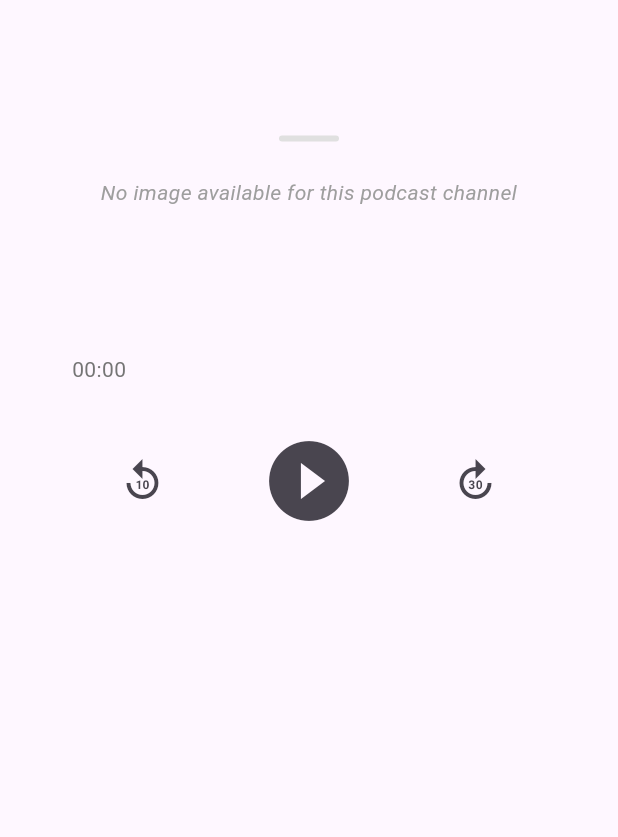
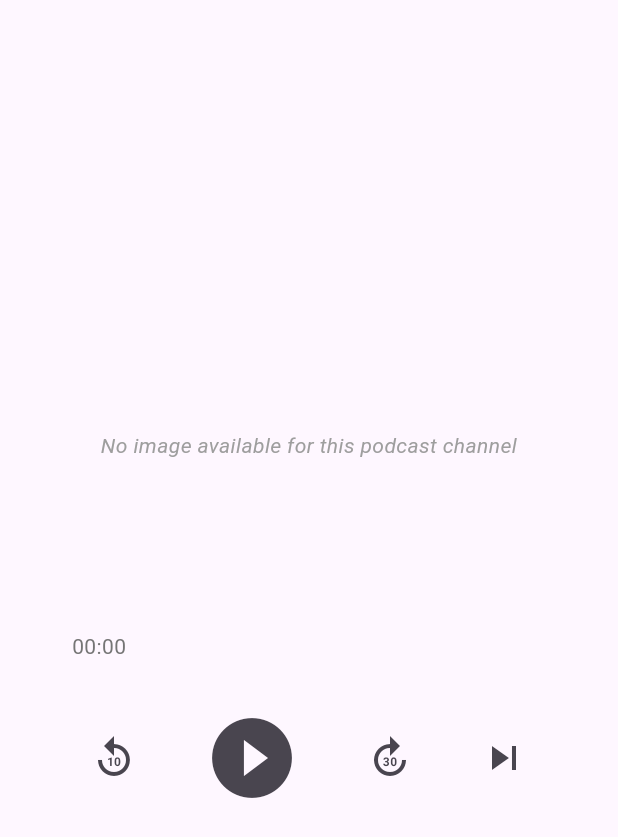
Before and after one commit to JamoliddinVahobov/podcastly, a Flutter app: the FullScreenPlayer screen opened directly with empty values, on a phone screen of 412 x 824 dp. Shown: the top 837 px of the screen. Run offline on Flutter 3.47's test engine with Material 3 defaults, Android fonts, the phone set to English and light mode, and no system bars; our stand-ins replace audioplayers, bloc, equatable, firebase_auth, firebase_core, flutter_bloc and 1 more; accounts and stored records are empty.

Commit message:
devekoped the vkics vette

```diff
--- a/lib/logic/audio_player_bloc/audio_player_event.dart
+++ b/lib/logic/audio_player_bloc/audio_player_event.dart
@@ -1,3 +1,4 @@
+// ignore_for_file: public_member_api_docs, sort_constructors_first
 part of 'audio_player_bloc.dart';
 
 abstract class AudioPlayerEvent extends Equatable {
@@ -19,9 +20,67 @@ class PlayEpisode extends AudioPlayerEvent {
   List<Object?> get props => [audioUrl, episode, podcast];
 }
 
-class PauseEpisode extends AudioPlayerEvent {}
+class SkipToNextEpisode extends AudioPlayerEvent {
+  final String audioUrl;
+  final Map<String, dynamic> episode;
+  final Map<String, dynamic> podcast;
 
-class ResumeEpisode extends AudioPlayerEvent {}
+  const SkipToNextEpisode({
+    required this.audioUrl,
+    required this.episode,
+    required this.podcast,
+  });
+  @override
+  List<Object?> get props => [
+        audioUrl,
+        episode,
+        podcast,
+      ];
+}
+
+class GoBackToPreviousEpisode extends AudioPlayerEvent {
+  final String audioUrl;
+  final Map<String, dynamic> episode;
+  final Map<String, dynamic> podcast;
+  final Map<String, dynamic> currentEpisode;
+  const GoBackToPreviousEpisode({
+    required this.audioUrl,
+    required this.episode,
+    required this.podcast,
+    required this.currentEpisode,
+  });
+  @override
+  List<Object?> get props => [
+        audioUrl,
+        episode,
+        podcast,
+        currentEpisode,
+      ];
+}
+
+class PauseEpisode extends AudioPlayerEvent {
+  final String audioUrl;
+  final Map<String, dynamic> episode;
+  final Map<String, dynamic> podcast;
+
+  const PauseEpisode(
+      {required this.audioUrl, required this.episode, required this.podcast});
+
+  @override
+  List<Object?> get props => [audioUrl, episode, podcast];
+}
+
+class ResumeEpisode extends AudioPlayerEvent {
+  final String audioUrl;
+  final Map<String, dynamic> episode;
+  final Map<String, dynamic> podcast;
+
+  const ResumeEpisode(
+      {required this.audioUrl, required this.episode, required this.podcast});
+
+  @override
+  List<Object?> get props => [audioUrl, episode, podcast];
+}
 
 class SeekEpisode extends AudioPlayerEvent {
   final Duration position;
--- a/lib/logic/audio_player_bloc/audio_player_state.dart
+++ b/lib/logic/audio_player_bloc/audio_player_state.dart
@@ -6,6 +6,7 @@ class AudioPlayerState extends Equatable {
   final Map<String, dynamic>? currentPodcast;
   final Duration currentPosition;
   final Duration? totalDuration;
+  final Map<String, dynamic>? nextEpisode;
 
   const AudioPlayerState({
     this.playerState = PlayerState.stopped,
@@ -13,6 +14,7 @@ class AudioPlayerState extends Equatable {
     this.currentPodcast,
     this.currentPosition = Duration.zero,
     this.totalDuration,
+    this.nextEpisode,
   });
 
   AudioPlayerState copyWith({
@@ -21,6 +23,8 @@ class AudioPlayerState extends Equatable {
     Map<String, dynamic>? currentPodcast,
     Duration? currentPosition,
     Duration? totalDuration,
+    Map<String, dynamic>? nextEpisode,
+    Map<String, dynamic>? previousEpisode,
   }) {
     return AudioPlayerState(
       playerState: playerState ?? this.playerState,
@@ -28,6 +32,7 @@ class AudioPlayerState extends Equatable {
       currentPodcast: currentPodcast ?? this.currentPodcast,
       currentPosition: currentPosition ?? this.currentPosition,
       totalDuration: totalDuration ?? this.totalDuration,
+      nextEpisode: nextEpisode ?? this.nextEpisode,
     );
   }
 
@@ -39,6 +44,7 @@ class AudioPlayerState extends Equatable {
         currentEpisode,
         currentPodcast,
         currentPosition,
-        totalDuration
+        totalDuration,
+        nextEpisode,
       ];
 }
--- a/lib/presentation/pages/fullscreen_player.dart
+++ b/lib/presentation/pages/fullscreen_player.dart
@@ -7,9 +7,11 @@ import '../../logic/audio_player_bloc/audio_player_bloc.dart';
 class FullScreenPlayer extends StatelessWidget {
   final Map<String, dynamic> episode;
   final Map<String, dynamic> podcast;
+  final Map<String, dynamic>? nextEpisode;
 
   const FullScreenPlayer({
     super.key,
+    this.nextEpisode,
     required this.episode,
     required this.podcast,
   });
@@ -19,40 +21,32 @@ class FullScreenPlayer extends StatelessWidget {
     return BlocBuilder<AudioPlayerBloc, AudioPlayerState>(
       builder: (context, audioState) {
         return Scaffold(
-          body: DraggableScrollableSheet(
-            initialChildSize: 0.9,
-            minChildSize: 0.5,
-            maxChildSize: 0.95,
-            builder: (context, scrollController) {
-              return Container(
-                decoration: BoxDecoration(
-                  color: Theme.of(context).scaffoldBackgroundColor,
-                  borderRadius:
-                      const BorderRadius.vertical(top: Radius.circular(20)),
-                ),
+          body: Center(
             child: SingleChildScrollView(
-                  controller: scrollController,
               child: Column(
                 children: [
                   const SizedBox(height: 8),
-                      Container(
-                        width: 40,
-                        height: 4,
-                        decoration: BoxDecoration(
-                          color: Colors.grey[300],
-                          borderRadius: BorderRadius.circular(2),
-                        ),
-                      ),
+                  // Container(
+                  //   width: 40,
+                  //   height: 4,
+                  //   decoration: BoxDecoration(
+                  //     color: Colors.grey[300],
+                  //     borderRadius: BorderRadius.circular(2),
+                  //   ),
+                  // ),
                   Padding(
                     padding: const EdgeInsets.all(24),
                     child: Column(
                       crossAxisAlignment: CrossAxisAlignment.start,
                       children: [
-                            ClipRRect(
+                        Align(
+                          alignment: Alignment.center,
+                          child: ClipRRect(
                             borderRadius: BorderRadius.circular(12),
                             child: _buildEpisodeImage(),
                           ),
-                            const SizedBox(height: 24),
+                        ),
+                        const SizedBox(height: 40),
                         Text(
                           episode['name'],
                           style: const TextStyle(
@@ -60,8 +54,7 @@ class FullScreenPlayer extends StatelessWidget {
                             fontWeight: FontWeight.bold,
                           ),
                         ),
-                            const SizedBox(height: 8),
-                            const SizedBox(height: 32),
+                        const SizedBox(height: 40),
                         _buildPlaybackSlider(context, audioState),
                         const SizedBox(height: 24),
                         _buildPlayerControls(context, audioState),
@@ -71,8 +64,6 @@ class FullScreenPlayer extends StatelessWidget {
                 ],
               ),
             ),
-              );
-            },
           ),
         );
       },
@@ -83,14 +74,14 @@ class FullScreenPlayer extends StatelessWidget {
     return episode['image'] != null && episode['image']!.isNotEmpty
         ? Image.network(
             episode['image']!,
-            width: double.infinity,
+            width: 300,
             height: 300,
             fit: BoxFit.cover,
           )
         : podcast['image'] != null && podcast['image']!.isNotEmpty
             ? Image.network(
                 podcast['image']!,
-                width: double.infinity,
+                width: 300,
                 height: 300,
                 fit: BoxFit.cover,
               )
@@ -169,7 +160,18 @@ class FullScreenPlayer extends StatelessWidget {
           onPressed: () {
             final audioBloc = context.read<AudioPlayerBloc>();
             if (audioState.playerState == PlayerState.playing) {
-              audioBloc.add(PauseEpisode());
+              audioBloc.add(PauseEpisode(
+                audioUrl: episode['audio_url'],
+                episode: episode,
+                podcast: podcast,
+              ));
+            } else if (audioState.playerState == PlayerState.paused) {
+              audioBloc.add(
+                ResumeEpisode(
+                    audioUrl: episode['audio_url'],
+                    episode: episode,
+                    podcast: podcast),
+              );
             } else {
               audioBloc.add(PlayEpisode(
                 audioUrl: episode['audio_url'],
@@ -190,6 +192,17 @@ class FullScreenPlayer extends StatelessWidget {
                 );
           },
         ),
+        IconButton(
+          icon: const Icon(Icons.skip_next),
+          iconSize: 32,
+          onPressed: () {
+            context.read<AudioPlayerBloc>().add(SkipToNextEpisode(
+                  audioUrl: nextEpisode!['audio_url'],
+                  podcast: podcast,
+                  episode: nextEpisode!,
+                ));
+          },
+        ),
       ],
     );
   }
--- a/lib/services/spotify_service.dart
+++ b/lib/services/spotify_service.dart
@@ -45,6 +45,7 @@ class SpotifyService {
           'Authorization': 'Bearer $accessToken',
         },
       );
+      print('accessToken: $accessToken');
 
       if (response.statusCode == 200) {
         final Map<String, dynamic> jsonResponse = json.decode(response.body);
```
Also changed, not shown: lib/logic/audio_player_bloc/audio_player_bloc.dart (+28 -10 lines), lib/presentation/pages/mini_player.dart (+14 -3 lines), lib/presentation/pages/podcast_details_page.dart (+12 -3 lines). Lines whose indentation alone changed are shown as unchanged.
